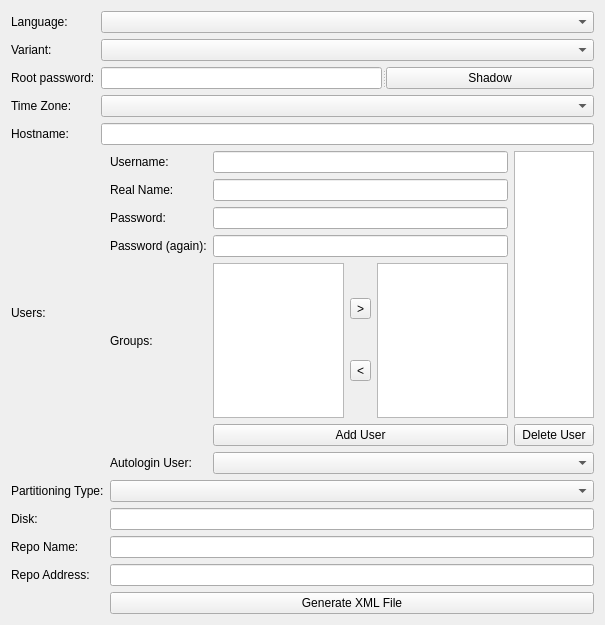
This is staj-projeleri/sahip/src/sahip/gui.ui in pars-linux/uludag as Qt 5 draws it before an edit. The edited form follows.
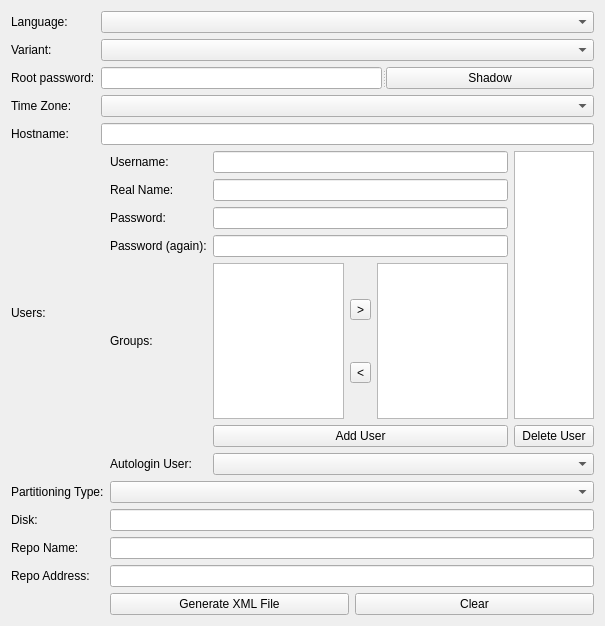
This is the edited form.

Commit message: * improved validation * generator-gui connection * gettext support * some pythondocs

Diff of the .ui file:
```diff
--- a/staj-projeleri/sahip/src/sahip/gui.ui
+++ b/staj-projeleri/sahip/src/sahip/gui.ui
@@ -6,7 +6,7 @@
     <x>0</x>
     <y>0</y>
     <width>605</width>
-    <height>625</height>
+    <height>626</height>
    </rect>
   </property>
   <property name="windowTitle" >
@@ -20,7 +20,7 @@
      </property>
     </widget>
    </item>
-   <item row="0" column="1" colspan="2" >
+   <item row="0" column="1" colspan="3" >
     <widget class="QComboBox" name="languageBox" />
    </item>
    <item row="1" column="0" >
@@ -30,7 +30,7 @@
      </property>
     </widget>
    </item>
-   <item row="1" column="1" colspan="2" >
+   <item row="1" column="1" colspan="3" >
     <widget class="QComboBox" name="variantBox" />
    </item>
    <item row="2" column="0" >
@@ -40,7 +40,7 @@
      </property>
     </widget>
    </item>
-   <item row="2" column="1" colspan="2" >
+   <item row="2" column="1" colspan="3" >
     <widget class="QSplitter" name="splitter" >
      <property name="orientation" >
       <enum>Qt::Horizontal</enum>
@@ -60,7 +60,7 @@
      </property>
     </widget>
    </item>
-   <item row="3" column="1" colspan="2" >
+   <item row="3" column="1" colspan="3" >
     <widget class="QComboBox" name="timeZone" />
    </item>
    <item row="4" column="0" >
@@ -70,7 +70,7 @@
      </property>
     </widget>
    </item>
-   <item row="4" column="1" colspan="2" >
+   <item row="4" column="1" colspan="3" >
     <widget class="QLineEdit" name="hostname" />
    </item>
    <item row="5" column="0" >
@@ -80,7 +80,7 @@
      </property>
     </widget>
    </item>
-   <item row="5" column="2" >
+   <item row="5" column="2" colspan="2" >
     <layout class="QGridLayout" name="gridLayout" >
      <item row="0" column="0" >
       <widget class="QLabel" name="label_7" >
@@ -211,46 +211,53 @@
      </property>
     </widget>
    </item>
-   <item row="6" column="2" >
+   <item row="6" column="2" colspan="2" >
     <widget class="QComboBox" name="partitioningTypeBox" />
    </item>
-   <item row="9" column="0" colspan="2" >
+   <item row="7" column="0" >
+    <widget class="QLabel" name="label_17" >
+     <property name="text" >
+      <string>Disk:</string>
+     </property>
+    </widget>
+   </item>
+   <item row="7" column="2" colspan="2" >
+    <widget class="QLineEdit" name="disk" />
+   </item>
+   <item row="8" column="0" colspan="2" >
     <widget class="QLabel" name="label_15" >
      <property name="text" >
       <string>Repo Name:</string>
      </property>
     </widget>
    </item>
-   <item row="9" column="2" >
+   <item row="8" column="2" colspan="2" >
     <widget class="QLineEdit" name="repoName" />
    </item>
-   <item row="11" column="0" colspan="2" >
+   <item row="9" column="0" colspan="2" >
     <widget class="QLabel" name="label_16" >
      <property name="text" >
       <string>Repo Address:</string>
      </property>
     </widget>
    </item>
-   <item row="11" column="2" >
+   <item row="9" column="2" colspan="2" >
     <widget class="QLineEdit" name="repoAddress" />
    </item>
-   <item row="12" column="2" >
+   <item row="10" column="2" >
     <widget class="QPushButton" name="generateXMLButton" >
      <property name="text" >
       <string>Generate XML File</string>
      </property>
     </widget>
    </item>
-   <item row="7" column="0" >
-    <widget class="QLabel" name="label_17" >
+   <item row="10" column="3" >
+    <widget class="QPushButton" name="clearButton" >
      <property name="text" >
-      <string>Disk:</string>
+      <string>Clear</string>
      </property>
     </widget>
    </item>
-   <item row="7" column="2" >
-    <widget class="QLineEdit" name="disk" />
-   </item>
   </layout>
  </widget>
  <tabstops>
```
The commit also changes 7 other files.
